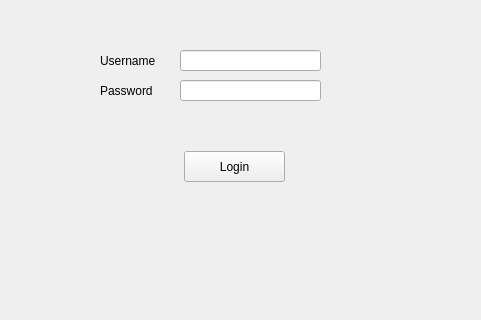
Before: the Qt Designer form Login.ui in AliZaiN-157/DataLogger, drawn with Qt 5; both pictures show x 150 to 631 and y 130 to 450 of the 800 by 600 pixel window.
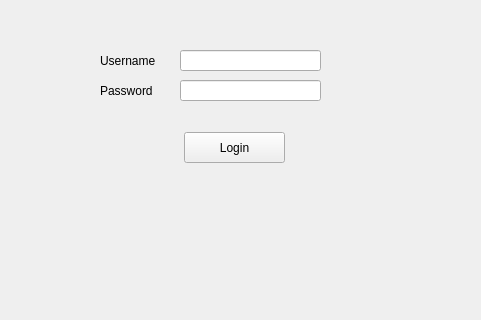
After: the same form once the commit is applied.

Patch:
```diff
--- a/Login.ui
+++ b/Login.ui
@@ -22,8 +22,8 @@
      <rect>
       <x>150</x>
       <y>70</y>
-      <width>441</width>
-      <height>331</height>
+      <width>481</width>
+      <height>281</height>
      </rect>
     </property>
     <widget class="QLabel" name="label">
@@ -128,7 +128,7 @@
      <property name="geometry">
       <rect>
        <x>80</x>
-       <y>209</y>
+       <y>190</y>
        <width>321</width>
        <height>41</height>
       </rect>
```
Left out of the diff: 10 changed lines with no effect on the pictures.
